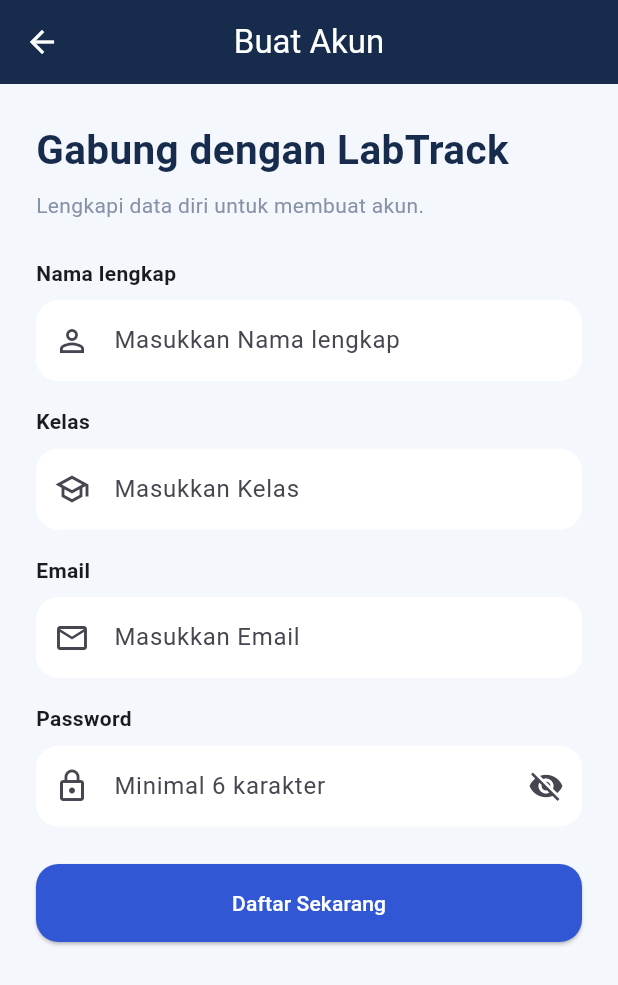
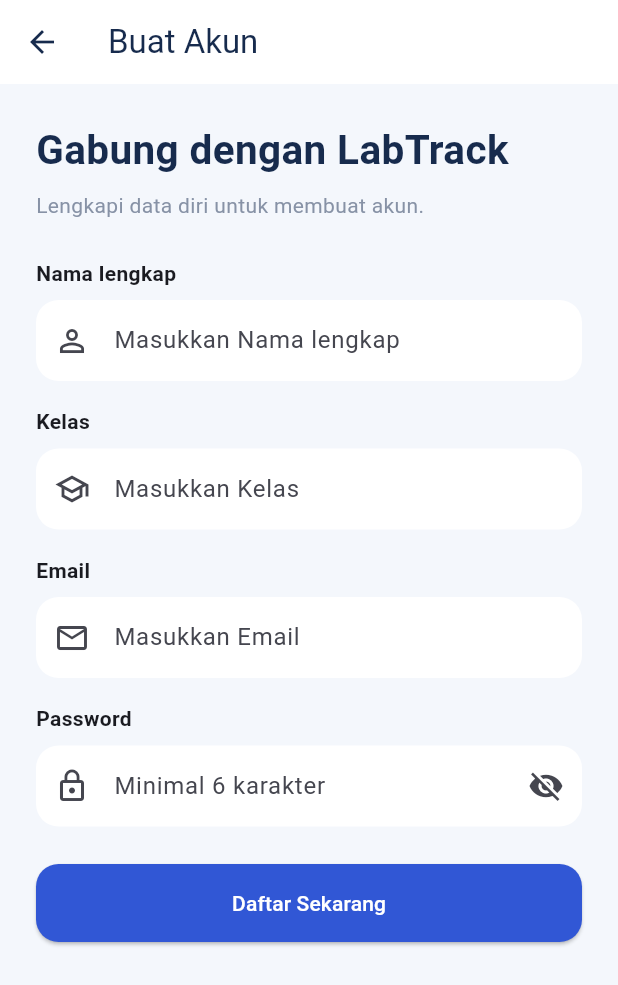
Before and after one commit to elsanisa34rpl/ukl2026, a Flutter app: the screen it shows after launch, after a tap on "Belum punya akun? Daftar sekarang", on a phone screen of 412 x 824 dp. Shown: the top 985 px of the screen. Run offline on Flutter 3.47's test engine with Material 3 defaults, Android fonts, the phone set to English and light mode, and no system bars; our stand-ins replace cloud_firestore, firebase_auth, firebase_core; accounts and stored records are empty.

Commit message:
Polish global app bar styling

```diff
--- a/lib/main.dart
+++ b/lib/main.dart
@@ -35,9 +35,9 @@ class LabTrackApp extends StatelessWidget {
         ),
         fontFamily: 'Roboto',
         appBarTheme: const AppBarTheme(
-          backgroundColor: AppColors.navy,
-          foregroundColor: Colors.white,
-          centerTitle: true,
+          backgroundColor: Colors.white,
+          foregroundColor: AppColors.navy,
+          centerTitle: false,
           elevation: 0,
           surfaceTintColor: Colors.transparent,
         ),
```
